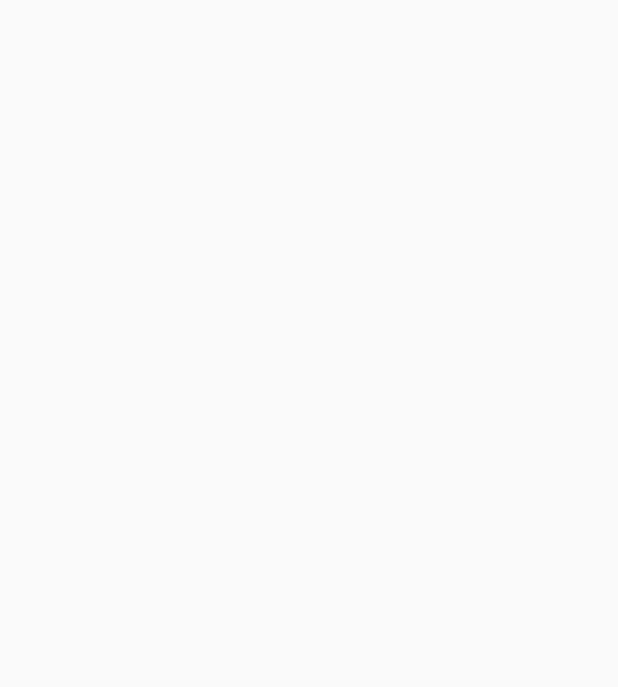
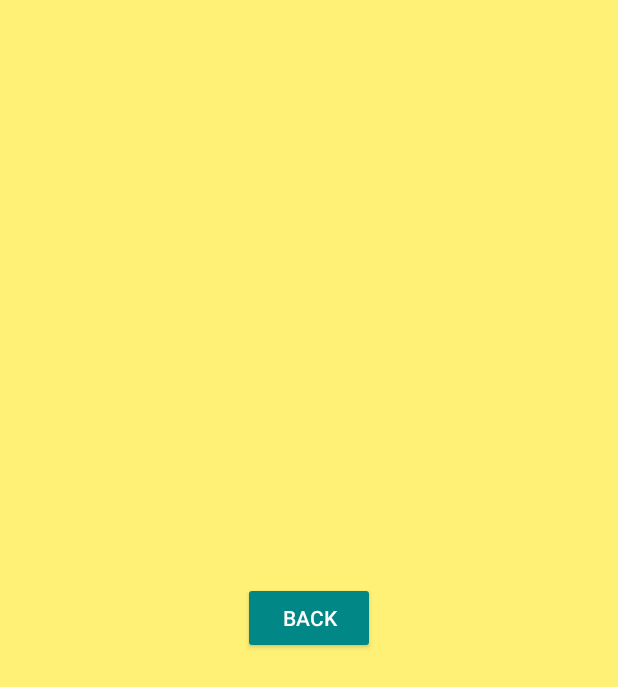
Before and after one commit to noeliarozado/FeelingsExplorer, an Android app built with Jetpack Compose: the EmotionTipsActivity screen opened directly, with no data from a screen before it, on a phone screen of 412 x 824 dp. Before the commit the part shown is empty. Shown: the top 687 px of the screen. Run offline under Robolectric (Android 15) with nearby library versions, the phone set to English and light mode, and no system bars.

Commit message:
Create Emotion regulation tips Activity

```diff
--- a/app/src/main/java/com/example/feelingsexplorer/EmotionTipsActivity.kt
+++ b/app/src/main/java/com/example/feelingsexplorer/EmotionTipsActivity.kt
@@ -1,20 +1,23 @@
 package com.example.feelingsexplorer
 
+import android.annotation.SuppressLint
 import android.os.Bundle
+import android.widget.Button
 import androidx.activity.enableEdgeToEdge
 import androidx.appcompat.app.AppCompatActivity
 import androidx.core.view.ViewCompat
 import androidx.core.view.WindowInsetsCompat
 
 class EmotionTipsActivity : AppCompatActivity() {
+
+    @SuppressLint("MissingInflatedId")
     override fun onCreate(savedInstanceState: Bundle?) {
         super.onCreate(savedInstanceState)
-        enableEdgeToEdge()
         setContentView(R.layout.activity_emotion_tips)
-        ViewCompat.setOnApplyWindowInsetsListener(findViewById(R.id.main)) { v, insets ->
-            val systemBars = insets.getInsets(WindowInsetsCompat.Type.systemBars())
-            v.setPadding(systemBars.left, systemBars.top, systemBars.right, systemBars.bottom)
-            insets
+
+        val btnBack = findViewById<Button>(R.id.btnBack)
+        btnBack.setOnClickListener {
+            finish()
         }
     }
 }
--- a/app/src/main/java/com/example/feelingsexplorer/MainActivity.kt
+++ b/app/src/main/java/com/example/feelingsexplorer/MainActivity.kt
@@ -12,12 +12,18 @@ class MainActivity : AppCompatActivity() {
 
         // Buttons
         val btnEmotionMatch = findViewById<Button>(R.id.btnEmotionMatch)
+        val btnEmotionRegulation = findViewById<Button>(R.id.btnEmotionRegulation)
         val btnCopingGames = findViewById<Button>(R.id.btnCopingGames)
         val btnStoryMode = findViewById<Button>(R.id.btnStoryMode)
 
         // Set button click listeners
         btnEmotionMatch.setOnClickListener {
             val intent = Intent(this, EmotionMatchActivity::class.java)
+            startActivity(intent)
+        }
+
+        btnEmotionRegulation.setOnClickListener {
+            val intent = Intent(this, EmotionTipsActivity::class.java)
             startActivity(intent)
         }
 
--- a/app/src/main/res/layout/activity_emotion_tips.xml
+++ b/app/src/main/res/layout/activity_emotion_tips.xml
@@ -1,10 +1,22 @@
 <?xml version="1.0" encoding="utf-8"?>
-<androidx.constraintlayout.widget.ConstraintLayout xmlns:android="http://schemas.android.com/apk/res/android"
-    xmlns:app="http://schemas.android.com/apk/res-auto"
-    xmlns:tools="http://schemas.android.com/tools"
-    android:id="@+id/main"
+<LinearLayout
+    xmlns:android="http://schemas.android.com/apk/res/android"
     android:layout_width="match_parent"
     android:layout_height="match_parent"
-    tools:context=".EmotionTipsActivity">
+    android:orientation="vertical"
+    android:gravity="center"
+    android:padding="20dp"
+    android:background="#FFF176">
 
-</androidx.constraintlayout.widget.ConstraintLayout>
+    <Button
+        android:id="@+id/btnBack"
+        android:layout_width="wrap_content"
+        android:layout_height="wrap_content"
+        android:text="Back"
+        android:backgroundTint="@color/teal_700"
+        android:textColor="@android:color/white"
+        android:layout_margin="16dp"
+        android:layout_alignParentStart="true"
+        android:layout_alignParentTop="true"/>
+
+</LinearLayout>
```
